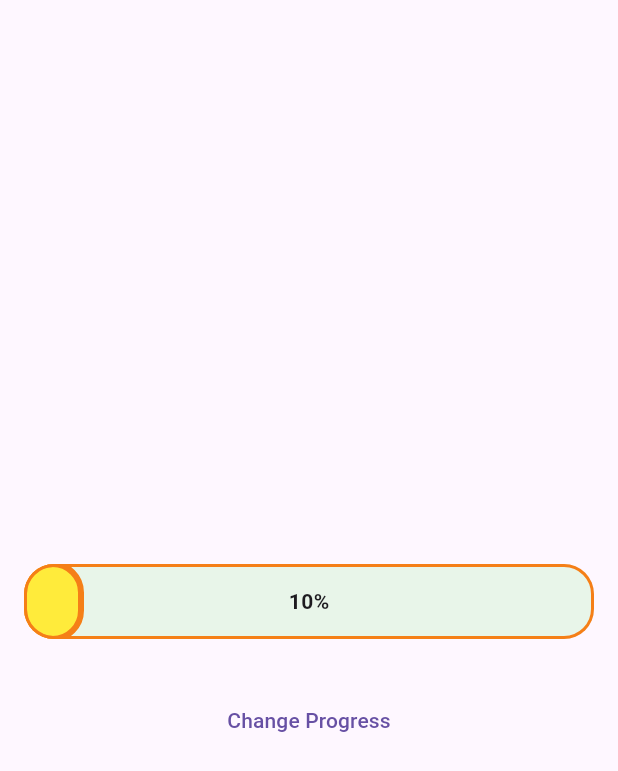
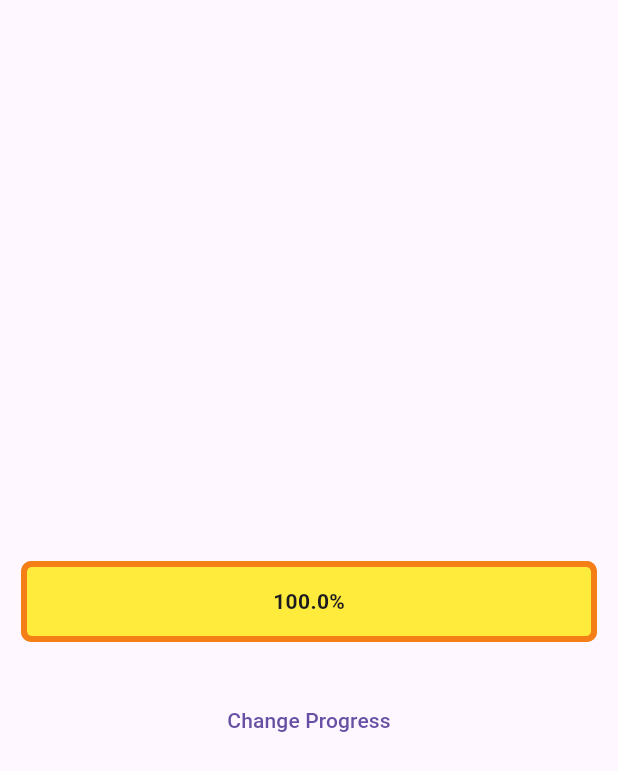
Before and after one commit to SwanFlutter/custom_linear_progress_indicator, a Flutter app: the screen it shows after launch, after a tap on "Change Progress", on a phone screen of 412 x 824 dp. Shown: the top 771 px of the screen. Run offline on Flutter 3.47's test engine with Material 3 defaults, Android fonts, the phone set to English and light mode, and no system bars.

Commit message:
up to 0.0.3

```diff
--- a/example/lib/main.dart
+++ b/example/lib/main.dart
@@ -33,7 +33,7 @@ class MyHomePage extends StatefulWidget {
 
 class _MyHomePageState extends State<MyHomePage> {
   DateTime selectedData = DateTime.now();
-  late double progressPercent = 0;
+  late double progressPercent = 0.5;
 
   @override
   Widget build(BuildContext context) {
@@ -45,7 +45,10 @@ class _MyHomePageState extends State<MyHomePage> {
         child: Column(
           mainAxisAlignment: MainAxisAlignment.center,
           children: [
+            // you can click double tap to reset progress
             CustomLinearProgressIndicator(
+              maxValue: 1, // new
+
               value: progressPercent,
               minHeight: 50,
               borderWidth: 4,
@@ -53,12 +56,15 @@ class _MyHomePageState extends State<MyHomePage> {
               borderStyle: BorderStyle.solid,
               colorLinearProgress: Colors.yellow,
               animationDuration: 1000,
-              borderRadius: 20,
-              linearProgressBarBorderRadius: 20,
+              borderRadius: 5,
+              linearProgressBarBorderRadius: 10,
               backgroundColor: Colors.green.shade50,
-              showPercent: true,
+              progressAnimationCurve: Curves.bounceInOut, // new
+              alignment: Alignment.center, // new
+              showPercent: true, // new
               percentTextStyle: const TextStyle(fontWeight: FontWeight.bold),
               onProgressChanged: (double value) {
+                // new
                 log('Progress: $value');
               },
             ),
@@ -66,7 +72,7 @@ class _MyHomePageState extends State<MyHomePage> {
             TextButton(
               onPressed: () {
                 setState(() {
-                  progressPercent += 0.1;
+                  progressPercent += 0.5;
                 });
 
                 log(progressPercent.toString());
--- a/lib/custom_linear_progress_indicator.dart
+++ b/lib/custom_linear_progress_indicator.dart
@@ -1,4 +1,4 @@
-library custom_linear_progress_indicator;
+library;
 
 import 'package:custom_linear_progress_indicator/src/widget/custom_progress_bar_painter.dart';
 import 'package:flutter/material.dart';
@@ -43,12 +43,25 @@ class CustomLinearProgressIndicator extends StatefulWidget {
   /// [showPercent]: A bool value indicating whether to show the percentage text or not.
   final bool showPercent;
 
+  /// [progressAnimationCurve]: A Curve value specifying the curve for the progress animation.
+  final Curve progressAnimationCurve;
+
+  /// [alignment]: An AlignmentGeometry value specifying the alignment of the progress bar within its container.
+  final AlignmentGeometry alignment;
+
+  /// [maxValue]: A double value representing the maximum value for the progress bar.
+  ///
+  /// Defaults 0 to 1.0.
+  ///
+  /// You can set this value to more than 100%.
+  final double maxValue;
+
   const CustomLinearProgressIndicator({
     super.key,
     required this.value,
     this.animationDuration = 500,
     this.borderRadius = 0,
-    this.borderColor = Colors.white,
+    this.borderColor = Colors.black,
     this.borderStyle = BorderStyle.solid,
     this.borderWidth = 1,
     this.backgroundColor = Colors.grey,
@@ -58,6 +71,9 @@ class CustomLinearProgressIndicator extends StatefulWidget {
     this.onProgressChanged,
     this.percentTextStyle,
     this.showPercent = false,
+    this.progressAnimationCurve = Curves.easeInOut,
+    this.alignment = Alignment.center,
+    this.maxValue = 1.0,
   });
 
   @override
@@ -67,6 +83,7 @@ class CustomLinearProgressIndicator extends StatefulWidget {
 class _CustomLinearProgressIndicatorState extends State<CustomLinearProgressIndicator> with SingleTickerProviderStateMixin {
   late AnimationController _animationController;
   late Animation<double> _animation;
+  late double _previousValue = 0.0;
 
   @override
   void initState() {
@@ -75,57 +92,75 @@ class _CustomLinearProgressIndicatorState extends State<CustomLinearProgressIndi
       vsync: this,
       duration: Duration(milliseconds: widget.animationDuration),
     );
-    _animationController.reset();
-    setState(() {
+    _updateAnimation();
+  }
+
+  void _updateAnimation() {
+    final normalizedValue = (widget.value / widget.maxValue).clamp(0.0, 1.0);
+    final normalizedPreviousValue = (_previousValue / widget.maxValue).clamp(0.0, 1.0);
+
+    _animation = Tween<double>(
+      begin: normalizedPreviousValue,
+      end: normalizedValue,
+    ).animate(CurvedAnimation(
+      parent: _animationController,
+      curve: widget.progressAnimationCurve,
+    ))
+      ..addListener(() {
+        setState(() {});
+        if (widget.onProgressChanged != null) {
+          widget.onProgressChanged!(_animation.value * widget.maxValue);
+        }
+      });
+    _animationController.forward(from: 0);
+    _previousValue = widget.value;
+  }
+
+  void _refreshAnimation() {
     _animation = Tween<double>(
       begin: 0,
       end: widget.value,
     ).animate(CurvedAnimation(
       parent: _animationController,
-        curve: Curves.easeInOutExpo,
-      ));
-    });
-    _animation.addListener(() {
+      curve: Curves.easeInOut,
+    ))
+      ..addListener(() {
+        setState(() {});
         if (widget.onProgressChanged != null) {
           widget.onProgressChanged!(_animation.value);
         }
-      setState(() {});
       });
-    _animationController.forward();
+    _animationController.forward(from: 0);
   }
 
   @override
-  void didUpdateWidget(covariant CustomLinearProgressIndicator oldWidget) {
+  void didUpdateWidget(CustomLinearProgressIndicator oldWidget) {
     super.didUpdateWidget(oldWidget);
+    if (oldWidget.value != widget.value || oldWidget.maxValue != widget.maxValue) {
+      _updateAnimation();
+    }
+  }
 
-    if (oldWidget.value != widget.value) {
-      _animation = Tween<double>(
-        begin: _animation.value,
-        end: widget.value,
-      ).animate(CurvedAnimation(
-        parent: _animationController,
-        curve: Curves.easeInOut,
-      ))
-        ..addListener(
-          () {
-            if (widget.onProgressChanged != null) {
-              widget.onProgressChanged!(_animation.value);
+  void _resetAnimation() {
+    _animationController.reset();
+    _refreshAnimation();
   }
-          },
-        );
-      _animationController.forward(from: 0);
-    }
+
+  @override
+  void dispose() {
+    _animationController.dispose();
+    super.dispose();
   }
 
   @override
   Widget build(BuildContext context) {
-    Size size = MediaQuery.of(context).size;
-    return SizedBox(
-      width: size.width,
+    return GestureDetector(
+      onDoubleTap: _resetAnimation,
+      child: SizedBox(
         height: widget.minHeight,
-      child: ClipRRect(
-        borderRadius: BorderRadius.circular(widget.borderRadius),
-        child: CustomPaint(
+        child: Stack(
+          children: [
+            CustomPaint(
               painter: CustomProgressBarPainter(
                 value: _animation.value,
                 borderRadius: widget.borderRadius,
@@ -136,14 +171,20 @@ class _CustomLinearProgressIndicatorState extends State<CustomLinearProgressIndi
                 valueColor: widget.colorLinearProgress,
                 linearProgressBarBorderRadius: widget.linearProgressBarBorderRadius,
               ),
-          child: widget.showPercent
-              ? Center(
+              size: Size.infinite,
+            ),
+            if (widget.showPercent)
+              Padding(
+                padding: const EdgeInsets.symmetric(horizontal: 15.0),
+                child: Align(
+                  alignment: widget.alignment,
                   child: Text(
-                    '${(_animation.value * 100).round()}%',
+                    '${(_animation.value * widget.maxValue * 100).toStringAsFixed(1)}%',
                     style: widget.percentTextStyle,
                   ),
-                )
-              : const SizedBox.shrink(),
+                ),
+              ),
+          ],
         ),
       ),
     );
--- a/lib/src/widget/custom_progress_bar_painter.dart
+++ b/lib/src/widget/custom_progress_bar_painter.dart
@@ -38,48 +38,60 @@ class CustomProgressBarPainter extends CustomPainter {
 
   @override
   void paint(Canvas canvas, Size size) {
-    Paint paint = Paint()
+    // Background
+    final backgroundPaint = Paint()
       ..color = backgroundColor
       ..style = PaintingStyle.fill;
 
-    // Draw background container
-    RRect backgroundRect = RRect.fromLTRBR(
-      0,
-      0,
-      size.width,
-      size.height,
+    final backgroundRect = RRect.fromRectAndRadius(
+      Rect.fromLTWH(0, 0, size.width, size.height),
       Radius.circular(borderRadius),
     );
-    canvas.drawRRect(backgroundRect, paint);
+    canvas.drawRRect(backgroundRect, backgroundPaint);
 
-    RRect? progressBarRect;
+    // Progress
+    if (value > 0) {
+      final progressPaint = Paint()
+        ..color = valueColor
+        ..style = PaintingStyle.fill;
 
-    if (value > 0) {
-      // Draw progress bar
-      paint.color = valueColor;
-      double progressBarWidth = size.width * value;
-      progressBarRect = RRect.fromLTRBR(
-        0,
-        0,
-        progressBarWidth,
-        size.height,
-        Radius.circular(linearProgressBarBorderRadius),
+      final progressWidth = size.width * value;
+      final progressRect = RRect.fromRectAndCorners(
+        Rect.fromLTWH(0, 0, progressWidth, size.height),
+        topLeft: Radius.circular(borderRadius),
+        bottomLeft: Radius.circular(borderRadius),
+        topRight: Radius.circular(value == 1.0 ? borderRadius : linearProgressBarBorderRadius),
+        bottomRight: Radius.circular(value == 1.0 ? borderRadius : linearProgressBarBorderRadius),
       );
-      canvas.drawRRect(progressBarRect, paint);
+      canvas.drawRRect(progressRect, progressPaint);
+
+      // Border for progress
+      final progressBorderPaint = Paint()
+        ..color = borderColor
+        ..style = PaintingStyle.stroke
+        ..strokeWidth = borderWidth;
+
+      canvas.drawRRect(progressRect, progressBorderPaint);
     }
 
-    // Draw border
-    paint.style = PaintingStyle.stroke;
-    paint.color = borderColor;
-    paint.strokeWidth = borderWidth;
-    if (progressBarRect != null) {
-      canvas.drawRRect(progressBarRect, paint);
-    }
-    canvas.drawRRect(backgroundRect, paint);
+    // Outer Border
+    final borderPaint = Paint()
+      ..color = borderColor
+      ..style = PaintingStyle.stroke
+      ..strokeWidth = borderWidth;
+
+    canvas.drawRRect(backgroundRect, borderPaint);
   }
 
   @override
-  bool shouldRepaint(covariant CustomPainter oldDelegate) {
-    return true;
+  bool shouldRepaint(covariant CustomProgressBarPainter oldDelegate) {
+    return oldDelegate.value != value ||
+        oldDelegate.borderRadius != borderRadius ||
+        oldDelegate.borderColor != borderColor ||
+        oldDelegate.borderStyle != borderStyle ||
+        oldDelegate.borderWidth != borderWidth ||
+        oldDelegate.backgroundColor != backgroundColor ||
+        oldDelegate.valueColor != valueColor ||
+        oldDelegate.linearProgressBarBorderRadius != linearProgressBarBorderRadius;
   }
 }
--- a/pubspec.yaml
+++ b/pubspec.yaml
@@ -1,6 +1,6 @@
 name: custom_linear_progress_indicator
 description: "Provides a customizable linear progress indicator widget for Flutter applications, offering animation and visual customization options."
-version: 0.0.2
+version: 0.0.3
 homepage: "https://github.com/SwanFlutter/custom_linear_progress_indicator.git"
 
 environment:
```
Also changed, not shown: 2 other files. Lines whose indentation alone changed are shown as unchanged.
